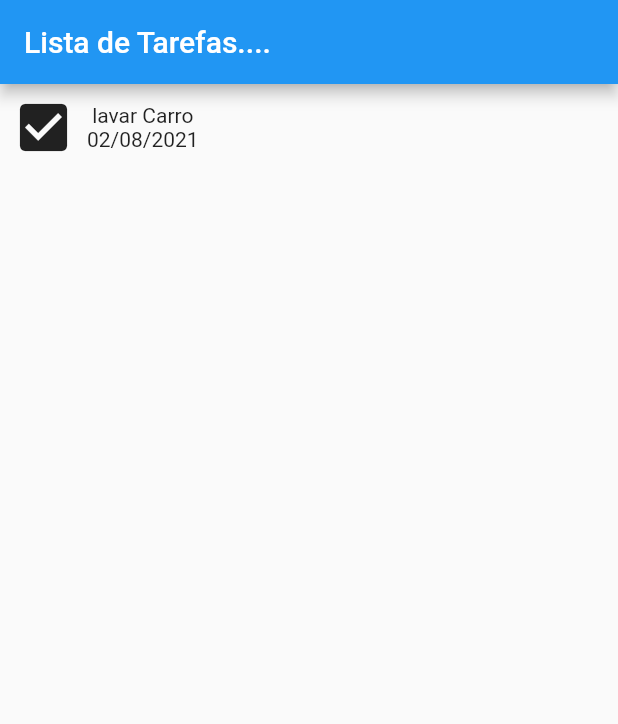
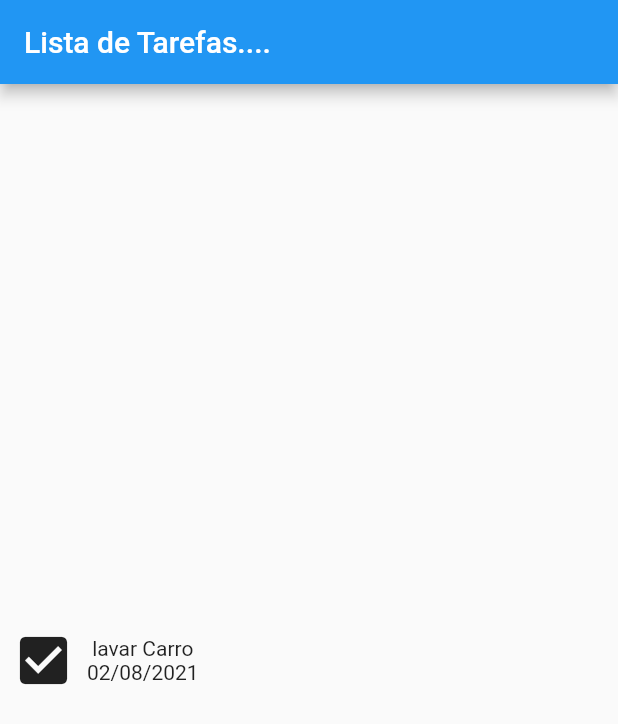
Before and after one commit to andersonlairton/curso_flutter, a Flutter app: the screen it shows after launch, on a phone screen of 412 x 824 dp. Shown: the top 724 px of the screen. Run offline on Flutter 3.47's test engine with Material 2 defaults, Android fonts, the phone set to English and light mode, and no system bars.

Commit message:
alinhando e definindo tamanhos de elementos

```diff
--- a/lista_tarefas_app/lib/main.dart
+++ b/lista_tarefas_app/lib/main.dart
@@ -26,6 +26,8 @@ class ListaScreen extends StatelessWidget{ // estruturando em partes o layout,em
            title: new Text('Lista de Tarefas....'),
          ),
         body: Column(
+          mainAxisAlignment: MainAxisAlignment.center,//alinhando elementos
+          mainAxisSize: MainAxisSize.max,// definindo meu widget com o tamanho maximo do elemento
           children : <Widget>[
             new Row(
               children :[
```
